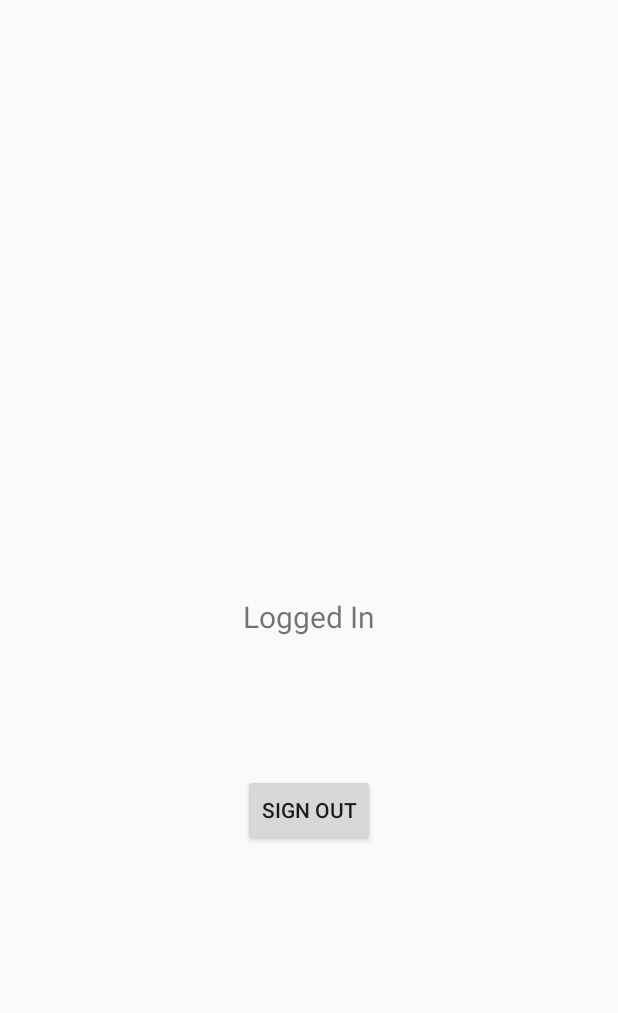
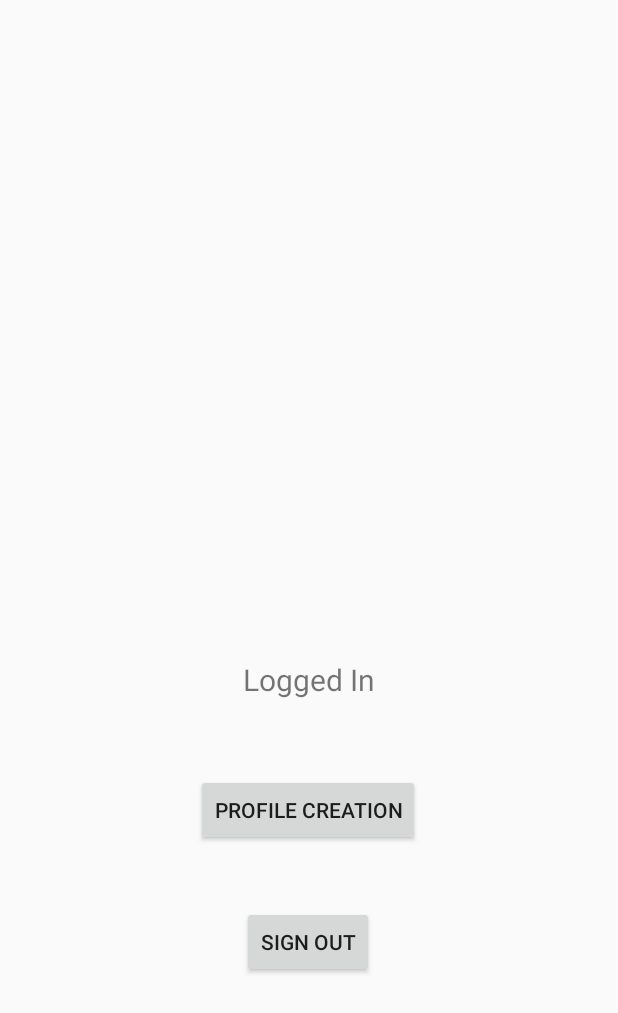
Before and after one commit to kjbrawner22/MyFair, an Android app: the screen it shows after launch once a user with an empty profile is signed in (MainActivity), on a phone screen of 412 x 824 dp. Shown: the top 1013 px of the screen. Run offline under Robolectric (Android 15) with nearby library versions, the phone set to English and light mode, and no system bars; our stand-ins replace Firebase (no records; nobody signed in at launch, a user with empty details on screens opened directly).

Commit message:
added blank profile creation page, modified main activity

```diff
--- a/android/app/src/main/AndroidManifest.xml
+++ b/android/app/src/main/AndroidManifest.xml
@@ -9,7 +9,8 @@
         android:roundIcon="@mipmap/ic_launcher_round"
         android:supportsRtl="true"
         android:theme="@style/AppTheme">
-        <activity android:name=".MainActivity"></activity>
+        <activity android:name=".ProfileCreation" />
+        <activity android:name=".MainActivity" />
         <activity android:name=".LoginActivity">
             <intent-filter>
                 <action android:name="android.intent.action.MAIN" />
--- a/android/app/src/main/java/com/example/myfair/MainActivity.java
+++ b/android/app/src/main/java/com/example/myfair/MainActivity.java
@@ -21,6 +21,8 @@ public class MainActivity extends AppCompatActivity {
         mAuth = FirebaseAuth.getInstance();
 
         Button btnSignOut = findViewById(R.id.btnSignOut);
+        Button btnProfileCreation = findViewById(R.id.btnProfileCreation);
+
         btnSignOut.setOnClickListener(new View.OnClickListener() {
             @Override
             public void onClick(View v) {
@@ -30,5 +32,14 @@ public class MainActivity extends AppCompatActivity {
                 finish();
             }
         });
+
+        btnProfileCreation.setOnClickListener(new View.OnClickListener() {
+            @Override
+            public void onClick(View v) {
+                Intent intent = new Intent(MainActivity.this, ProfileCreation.class);
+                startActivity(intent);
+                finish();
+            }
+        });
     }
 }
--- a/android/app/src/main/res/layout/activity_main.xml
+++ b/android/app/src/main/res/layout/activity_main.xml
@@ -19,19 +19,38 @@
         app:layout_constraintBottom_toBottomOf="parent"
         app:layout_constraintEnd_toEndOf="parent"
         app:layout_constraintStart_toStartOf="parent"
-        app:layout_constraintTop_toTopOf="parent" />
+        app:layout_constraintTop_toTopOf="parent"
+        app:layout_constraintVertical_bias="1.0" />
 
     <Button
         android:id="@+id/btnSignOut"
         android:layout_width="wrap_content"
         android:layout_height="wrap_content"
         android:layout_marginStart="161dp"
-        android:layout_marginTop="68dp"
+        android:layout_marginTop="8dp"
         android:layout_marginEnd="162dp"
-        android:layout_marginBottom="237dp"
+        android:layout_marginBottom="172dp"
         android:text="Sign Out"
         app:layout_constraintBottom_toBottomOf="parent"
         app:layout_constraintEnd_toEndOf="parent"
+        app:layout_constraintHorizontal_bias="0.0"
         app:layout_constraintStart_toStartOf="parent"
-        app:layout_constraintTop_toBottomOf="@+id/textView" />
+        app:layout_constraintTop_toBottomOf="@+id/textView"
+        app:layout_constraintVertical_bias="1.0" />
+
+    <Button
+        android:id="@+id/btnProfileCreation"
+        android:layout_width="wrap_content"
+        android:layout_height="wrap_content"
+        android:layout_marginStart="8dp"
+        android:layout_marginTop="8dp"
+        android:layout_marginEnd="8dp"
+        android:layout_marginBottom="40dp"
+        android:text="@string/profile_Creation"
+        app:layout_constraintBottom_toTopOf="@+id/btnSignOut"
+        app:layout_constraintEnd_toEndOf="parent"
+        app:layout_constraintHorizontal_bias="0.497"
+        app:layout_constraintStart_toStartOf="parent"
+        app:layout_constraintTop_toBottomOf="@+id/textView"
+        app:layout_constraintVertical_bias="1.0" />
 </android.support.constraint.ConstraintLayout>
--- a/android/app/src/main/res/values/strings.xml
+++ b/android/app/src/main/res/values/strings.xml
@@ -1,3 +1,5 @@
 <resources>
     <string name="app_name">MyFair</string>
+    <string name="profile_Creation">Profile Creation</string>
+    <string name="back">Back</string>
 </resources>
```
Also changed, not shown: android/app/src/main/java/com/example/myfair/ProfileCreation.java (added, +26 -0 lines), android/app/src/main/res/layout/activity_profile_creation.xml (added, +24 -0 lines).
